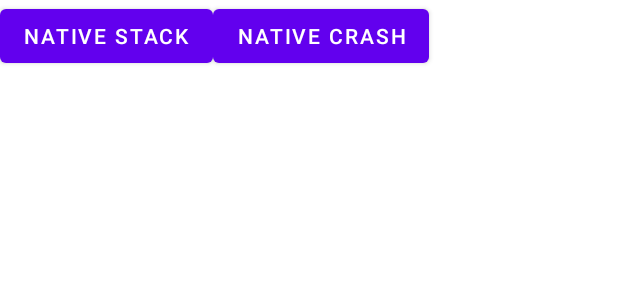
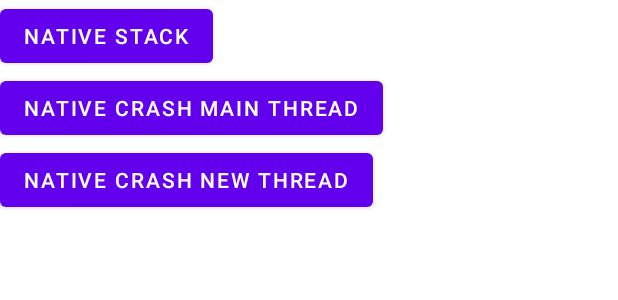
Before and after one commit to Tans5/Stacktrace, an Android app: the layout activity_main.xml on its own in the app's theme, with its tools: preview values and no code run, on a phone screen of 412 x 824 dp. Shown: the top 300 px of the screen. Run offline under Robolectric (Android 15) with nearby library versions, the phone set to English and light mode, and no system bars.

```diff
--- a/app/src/main/AndroidManifest.xml
+++ b/app/src/main/AndroidManifest.xml
@@ -11,6 +11,7 @@
         android:roundIcon="@mipmap/ic_launcher_round"
         android:supportsRtl="true"
         android:theme="@style/Theme.ELFTest"
+        android:name=".MyApplication"
         tools:targetApi="34">
         <activity
             android:name=".MainActivity"
--- a/app/src/main/res/layout/activity_main.xml
+++ b/app/src/main/res/layout/activity_main.xml
@@ -8,7 +8,7 @@
         android:id="@+id/action_layout"
         android:layout_width="0dp"
         android:layout_height="wrap_content"
-        android:orientation="horizontal"
+        android:orientation="vertical"
         app:layout_constraintStart_toStartOf="parent"
         app:layout_constraintEnd_toEndOf="parent"
         app:layout_constraintTop_toTopOf="parent">
@@ -23,8 +23,13 @@
             android:id="@+id/native_crash_bt"
             android:layout_width="wrap_content"
             android:layout_height="wrap_content"
-            android:text="Native Crash"/>
+            android:text="Native Crash Main Thread"/>
 
+        <Button
+            android:id="@+id/native_crash_new_thread_bt"
+            android:layout_width="wrap_content"
+            android:layout_height="wrap_content"
+            android:text="Native Crash New Thread"/>
     </LinearLayout>
 
     <androidx.core.widget.NestedScrollView
```
Also changed, not shown: app/src/main/java/com/tans/stacktrace/MainActivity.kt (+43 -2 lines), app/src/main/java/com/tans/stacktrace/MyApplication.kt (added, +16 -0 lines).
